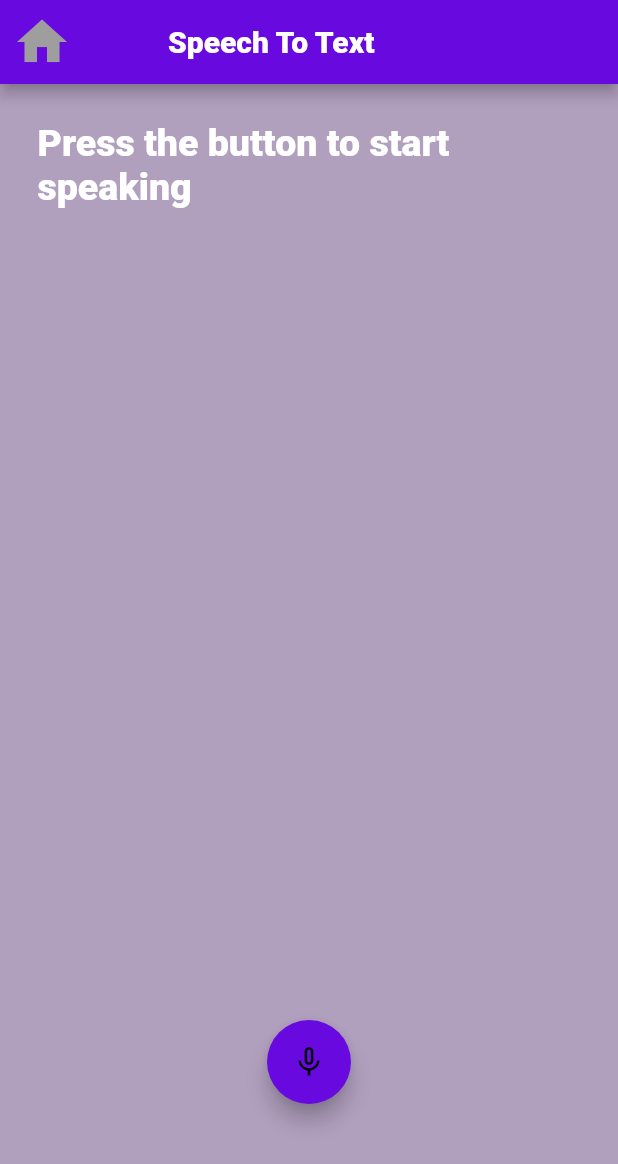
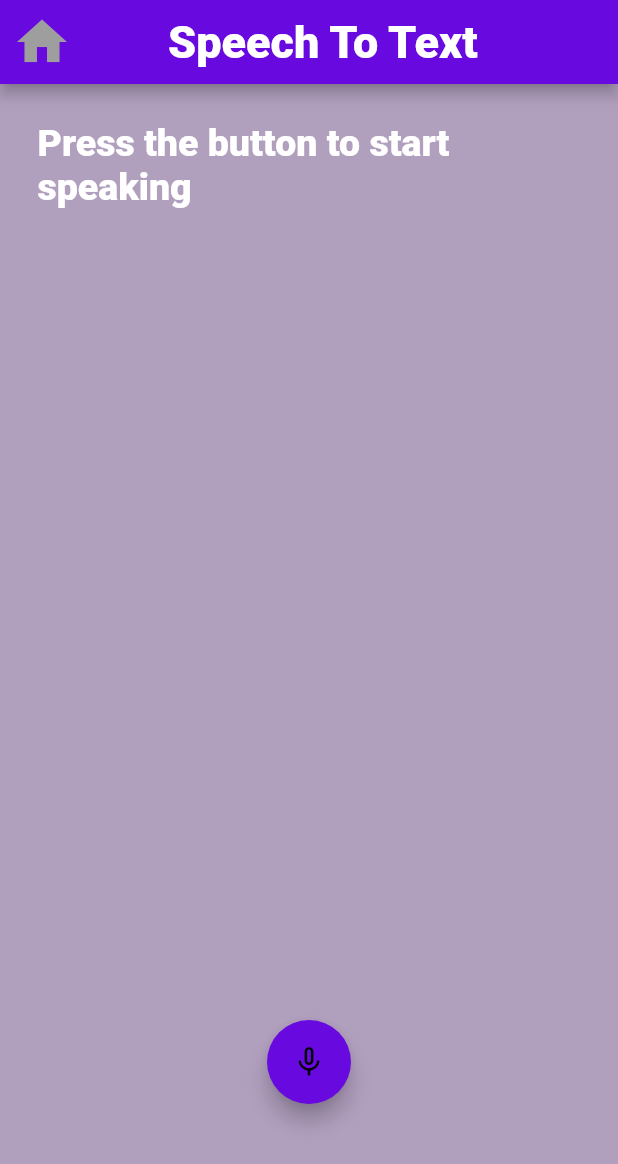
Before and after one commit to darshit-rudani/tts_stt_gm_mp_passcode, a Flutter app: the Speechtotext screen opened directly, on a phone screen of 412 x 824 dp. Shown: the top 1164 px of the screen. Run offline on Flutter 3.47's test engine with Material 2 defaults, Android fonts, the phone set to English and light mode, and no system bars; drawn by our look-alikes of avatar_glow; our stand-ins replace audioplayers, camera, file_picker, google_maps_flutter, speech_to_text; missing offline and left inert: esys_flutter_share, flutter_text_to_speech, passcode_screen.

Commit message:
change title text size

```diff
--- a/lib/cameraapp/cameraapp.dart
+++ b/lib/cameraapp/cameraapp.dart
@@ -89,7 +89,7 @@ class _CameraScreenState extends State {
           },
         ),
         title: Padding(
-          padding: const EdgeInsets.only(left: 50.0),
+          padding: const EdgeInsets.only(left: 60.0),
           child: Text(
             'Camera',
             style: TextStyle(fontWeight: FontWeight.w900, fontSize: 30.0),
--- a/lib/cameraapp/preview_screen.dart
+++ b/lib/cameraapp/preview_screen.dart
@@ -36,10 +36,10 @@ class _PreviewScreenState extends State<PreviewScreen> {
           },
         ),
         title: Padding(
-          padding: const EdgeInsets.only(left: 40.0),
+          padding: const EdgeInsets.only(left: 60.0),
           child: Text(
-            'Music Player',
-            style: TextStyle(fontWeight: FontWeight.w900, fontSize: 25.0),
+            'Camera',
+            style: TextStyle(fontWeight: FontWeight.w900, fontSize: 30.0),
           ),
         ),
       ),
--- a/lib/homepage.dart
+++ b/lib/homepage.dart
@@ -2,8 +2,8 @@ import 'package:flutter/cupertino.dart';
 import 'package:flutter/material.dart';
 import 'package:project/password.dart';
 import 'constant.dart';
-import 'file:///C:/Users/hp/AndroidStudioProjects/project/lib/map/googleMap.dart';
-import 'file:///C:/Users/hp/AndroidStudioProjects/project/lib/speech/speechToText.dart';
+import 'map/googleMap.dart';
+import 'speech/speechToText.dart';
 import 'text/textToSpeech.dart';
 import 'package:project/cameraapp/cameraapp.dart';
 import 'package:project/music/musicPlayer.dart';
--- a/lib/music/musicPlayer.dart
+++ b/lib/music/musicPlayer.dart
@@ -60,7 +60,7 @@ class _MusicplayerState extends State<Musicplayer> {
           padding: const EdgeInsets.only(left: 50.0),
           child: Text(
             'Music Player',
-            style: TextStyle(fontWeight: FontWeight.w900, fontSize: 20.0),
+            style: TextStyle(fontWeight: FontWeight.w900, fontSize: 30.0),
           ),
         ),
       ),
--- a/lib/speech/speechToText.dart
+++ b/lib/speech/speechToText.dart
@@ -80,7 +80,7 @@ class _SpeechtotextState extends State<Speechtotext> {
           padding: const EdgeInsets.only(left: 40.0),
           child: Text(
             'Speech To Text',
-            style: TextStyle(fontWeight: FontWeight.w900, fontSize: 20.0),
+            style: TextStyle(fontWeight: FontWeight.w900, fontSize: 30.0),
           ),
         ),
       ),
--- a/lib/text/textToSpeech.dart
+++ b/lib/text/textToSpeech.dart
@@ -46,7 +46,7 @@ class _MyAppState extends State<Texttospeech> {
           padding: const EdgeInsets.only(left: 40.0),
           child: Text(
             'Text To Speech',
-            style: TextStyle(fontWeight: FontWeight.w900, fontSize: 20.0),
+            style: TextStyle(fontWeight: FontWeight.w900, fontSize: 30.0),
           ),
         ),
       ),
```
